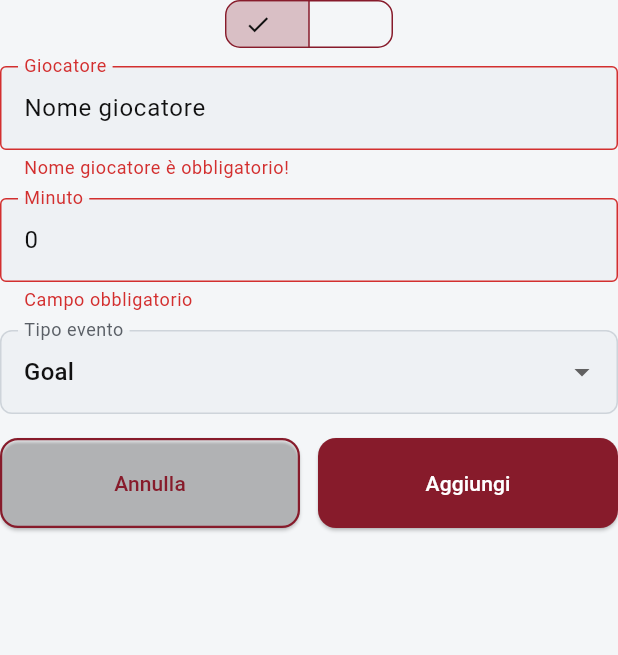
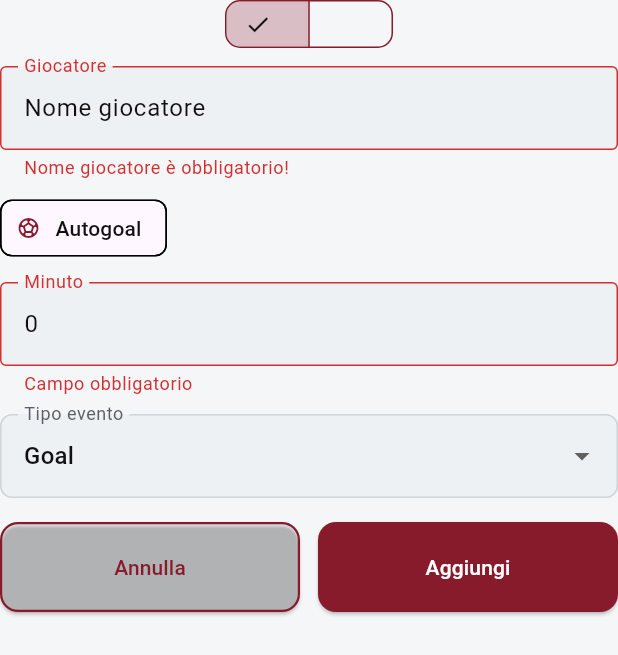
Before and after one commit to Serafico-dev/real_amis, a Flutter app: the AddEventForm widget shown alone on an empty page, opened directly with empty values, after a tap on "Aggiungi", on a phone screen of 412 x 824 dp. Shown: the top 655 px of the screen. Run offline on Flutter 3.47's test engine with Material 3 defaults, Android fonts, the phone set to English and light mode, and no system bars; our stand-ins replace cached_network_image, dartz, dotted_border, flutter_datetime_picker_plus, flutter_local_notifications, flutter_localization and 10 more; accounts and stored records are empty; network calls fail; project files that could hold a hidden picture were left out.

Commit message:
Fix autogoal

```diff
--- a/lib/domain/entities/event/event_entity.dart
+++ b/lib/domain/entities/event/event_entity.dart
@@ -20,6 +20,10 @@ class EventEntity {
     this.team,
   });
 
+  /// `true` se l'evento è un autogoal (gol assegnato a [teamId] ma segnato da
+  /// un giocatore della squadra avversaria).
+  bool get isOwnGoal => eventType == EventType.goal && isOwnGoalName(player);
+
   @override
   bool operator ==(Object other) =>
       identical(this, other) ||
--- a/lib/domain/entities/event/event_type.dart
+++ b/lib/domain/entities/event/event_type.dart
@@ -1,4 +1,16 @@
 enum EventType { goal, giallo, rosso }
+
+/// Valore salvato nel campo `player` di un evento per indicare un autogoal.
+///
+/// L'evento va registrato sulla squadra che *beneficia* del gol (così il
+/// punteggio della partita è corretto) e non è collegato ad alcun giocatore,
+/// quindi non modifica le statistiche individuali.
+const String ownGoalLabel = 'Autogoal';
+
+/// Riconosce un autogoal anche se il nome è stato scritto a mano
+/// (maiuscole/minuscole e spazi non contano).
+bool isOwnGoalName(String name) =>
+    name.trim().toLowerCase() == ownGoalLabel.toLowerCase();
 
 extension EventTypeX on EventType {
   String get value {
--- a/lib/main.dart
+++ b/lib/main.dart
@@ -43,5 +43,7 @@ class MainApp extends ConsumerWidget {
 
 /*
   TODO:
-  - Notifica ad ogni evento (richiede notifiche push/realtime, non locali - da valutare separatamente)
+  - Fix eliminazione eventi che devono aggiornare contatori
+  - Fix notifica pre-partita, probabilmente non rispetta fuso orario perché se la partita è alle 15 mi arriva notifica alle 14 che dice: Partita in arrivo fra 3 ore
+  - Trovare e risolvere altri bug
 */
--- a/lib/presentation/event/widgets/add_event_form.dart
+++ b/lib/presentation/event/widgets/add_event_form.dart
@@ -27,7 +27,11 @@ class _AddEventFormState extends ConsumerState<AddEventForm> {
   final _formKey = GlobalKey<FormState>();
   String teamSide = 'home';
   final playerController = TextEditingController();
-  PlayerEntity? selectedPlayer;
+
+  /// Id del giocatore selezionato, oppure [_ownGoalValue] se il gol è un
+  /// autogoal della squadra avversaria.
+  String? selectedPlayerId;
+  static const _ownGoalValue = '__own_goal__';
   final minuteController = TextEditingController();
   EventType selectedType = EventType.goal;
   bool _submitting = false;
@@ -38,6 +42,9 @@ class _AddEventFormState extends ConsumerState<AddEventForm> {
         : widget.match.awayTeamId;
     return teamId == AppSecrets.realAmisTeamId;
   }
+
+  bool get _isOwnGoalSelected =>
+      _isRealAmisTeam && selectedPlayerId == _ownGoalValue;
 
   List<PlayerEntity> _getCalledUpPlayers(List<PlayerEntity> allPlayers) {
     return allPlayers
@@ -59,7 +66,15 @@ class _AddEventFormState extends ConsumerState<AddEventForm> {
     final isHome = teamSide == 'home';
     final teamId = isHome ? widget.match.homeTeamId : widget.match.awayTeamId;
 
-    if (_isRealAmisTeam && selectedPlayer == null) {
+    final isOwnGoalSelected = _isOwnGoalSelected;
+    final calledUpPlayers = _getCalledUpPlayers(
+      ref.read(playerNotifierProvider).value ?? [],
+    );
+    final PlayerEntity? player = _isRealAmisTeam && !isOwnGoalSelected
+        ? calledUpPlayers.where((p) => p.id == selectedPlayerId).firstOrNull
+        : null;
+
+    if (_isRealAmisTeam && !isOwnGoalSelected && player == null) {
       showSnackBar(context, 'Seleziona un giocatore');
       return;
     }
@@ -68,8 +83,10 @@ class _AddEventFormState extends ConsumerState<AddEventForm> {
       return;
     }
 
+    // Per un autogoal non c'è nessun giocatore da associare: nome fisso e
+    // nessun playerId, così le statistiche individuali restano invariate.
     final playerName = _isRealAmisTeam
-        ? selectedPlayer!.fullName
+        ? (isOwnGoalSelected ? ownGoalLabel : player!.fullName)
         : playerController.text.trim();
 
     setState(() => _submitting = true);
@@ -84,14 +101,18 @@ class _AddEventFormState extends ConsumerState<AddEventForm> {
               player: playerName,
               minutes: int.parse(minuteController.text.trim()),
               eventType: selectedType,
-              playerId: _isRealAmisTeam ? selectedPlayer!.id : null,
+              playerId: player?.id,
             ),
           );
 
       if (!mounted) return;
+      final isOwnGoal =
+          selectedType == EventType.goal && isOwnGoalName(playerName);
       showSnackBar(
         context,
-        'Evento aggiunto: ${selectedType.value} di $playerName (${minuteController.text.trim()}\')',
+        isOwnGoal
+            ? 'Autogoal aggiunto (${minuteController.text.trim()}\')'
+            : 'Evento aggiunto: ${selectedType.value} di $playerName (${minuteController.text.trim()}\')',
       );
       Navigator.of(context).pop('created');
     } catch (e) {
@@ -133,7 +154,7 @@ class _AddEventFormState extends ConsumerState<AddEventForm> {
               teamSide: teamSide,
               onChanged: (v) => setState(() {
                 teamSide = v;
-                selectedPlayer = null;
+                selectedPlayerId = null;
                 playerController.clear();
               }),
             ),
@@ -143,20 +164,37 @@ class _AddEventFormState extends ConsumerState<AddEventForm> {
               child: Column(
                 children: [
                   if (_isRealAmisTeam)
-                    DropdownButtonFormField<PlayerEntity>(
-                      initialValue: selectedPlayer,
-                      items: calledUpPlayers
-                          .map(
-                            (p) => DropdownMenuItem(
-                              value: p,
-                              child: Text(
-                                p.fullName,
-                                style: TextStyle(color: textColor),
+                    DropdownButtonFormField<String>(
+                      // La chiave cambia quando la voce "Autogoal" compare o
+                      // scompare, così il campo si ricostruisce senza tenere
+                      // un valore non più presente nell'elenco.
+                      key: ValueKey(
+                        'player-dd-${selectedType == EventType.goal}',
+                      ),
+                      initialValue: selectedPlayerId,
+                      items: <DropdownMenuItem<String>>[
+                        if (selectedType == EventType.goal)
+                          DropdownMenuItem<String>(
+                            value: _ownGoalValue,
+                            child: Text(
+                              '$ownGoalLabel (avversario)',
+                              style: TextStyle(
+                                color: textColor,
+                                fontStyle: FontStyle.italic,
                               ),
                             ),
-                          )
-                          .toList(),
-                      onChanged: (p) => setState(() => selectedPlayer = p),
+                          ),
+                        ...calledUpPlayers.map(
+                          (p) => DropdownMenuItem<String>(
+                            value: p.id,
+                            child: Text(
+                              p.fullName,
+                              style: TextStyle(color: textColor),
+                            ),
+                          ),
+                        ),
+                      ],
+                      onChanged: (id) => setState(() => selectedPlayerId = id),
                       decoration: InputDecoration(
                         labelText: 'Giocatore',
                         labelStyle: TextStyle(color: secondaryTextColor),
@@ -171,16 +209,33 @@ class _AddEventFormState extends ConsumerState<AddEventForm> {
                           borderRadius: BorderRadius.circular(8),
                         ),
                       ),
-                      validator: (_) => selectedPlayer == null
+                      validator: (_) => selectedPlayerId == null
                           ? 'Seleziona un giocatore'
                           : null,
                     )
-                  else
+                  else ...[
                     TextFieldRequired(
                       controller: playerController,
                       labelText: 'Giocatore',
                       hintText: 'Nome giocatore',
                     ),
+                    // Autogoal di un giocatore del Real Amis: il gol va alla
+                    // squadra avversaria selezionata qui sopra.
+                    if (selectedType == EventType.goal)
+                      Align(
+                        alignment: Alignment.centerLeft,
+                        child: Padding(
+                          padding: const EdgeInsets.only(top: 8),
+                          child: ActionChip(
+                            avatar: const Icon(Icons.sports_soccer, size: 16),
+                            label: const Text(ownGoalLabel),
+                            onPressed: () => setState(
+                              () => playerController.text = ownGoalLabel,
+                            ),
+                          ),
+                        ),
+                      ),
+                  ],
                   const SizedBox(height: 12),
                   NumberFieldRequired(
                     controller: minuteController,
@@ -202,7 +257,14 @@ class _AddEventFormState extends ConsumerState<AddEventForm> {
                         )
                         .toList(),
                     onChanged: (v) {
-                      if (v != null) setState(() => selectedType = v);
+                      if (v == null) return;
+                      setState(() {
+                        selectedType = v;
+                        if (v != EventType.goal &&
+                            selectedPlayerId == _ownGoalValue) {
+                          selectedPlayerId = null;
+                        }
+                      });
                     },
                     decoration: InputDecoration(
                       labelText: 'Tipo evento',
--- a/lib/presentation/match/widgets/event_row.dart
+++ b/lib/presentation/match/widgets/event_row.dart
@@ -39,7 +39,10 @@ class EventRow extends StatelessWidget {
         event.player,
         textAlign: alignRight ? TextAlign.right : TextAlign.left,
         overflow: TextOverflow.ellipsis,
-        style: TextStyle(color: color),
+        style: TextStyle(
+          color: color,
+          fontStyle: event.isOwnGoal ? FontStyle.italic : null,
+        ),
       ),
     );
 
```
Also changed, not shown: analysis_options.yaml (+9 -0 lines), lib/presentation/event/widgets/edit_event_form.dart (+13 -0 lines), pubspec.lock.
